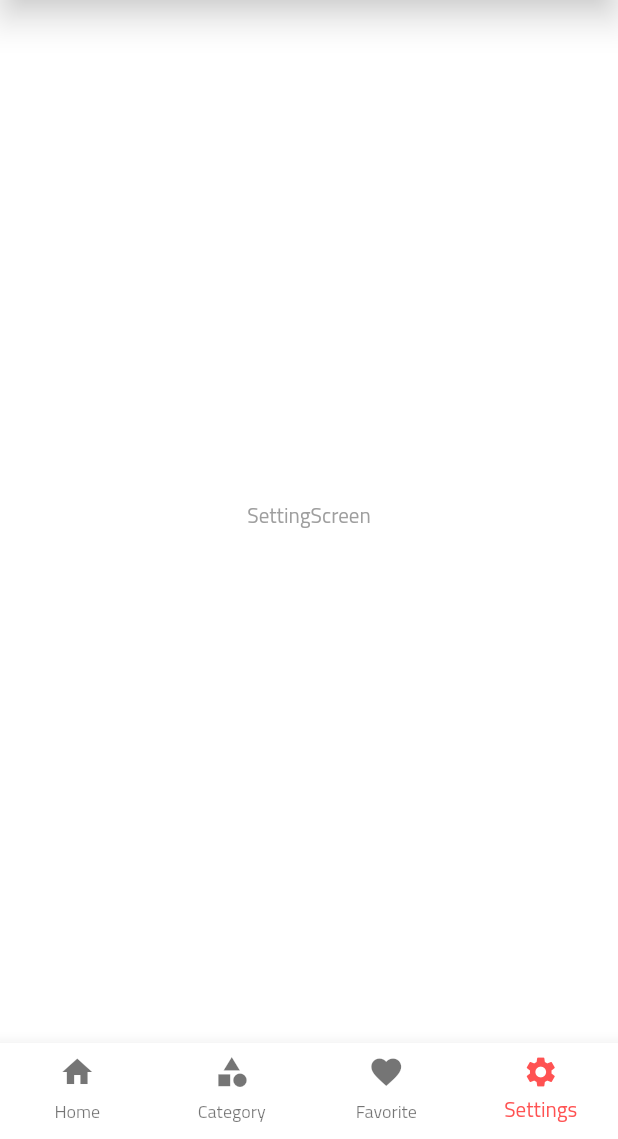
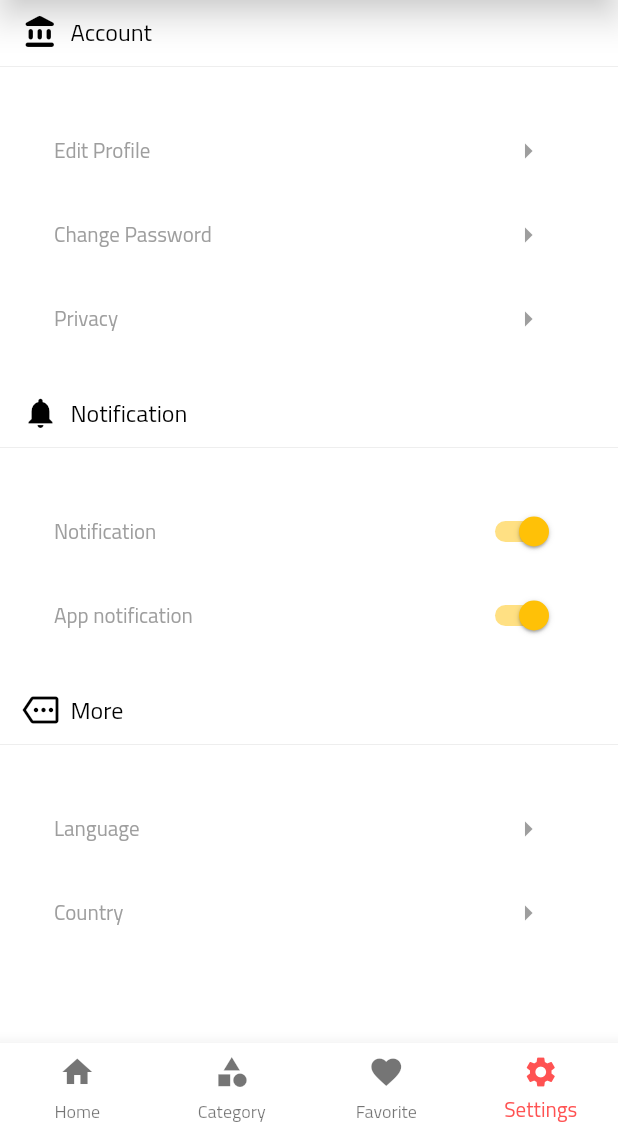
Before and after one commit to AbdelrhamanTareq/shop_app__bloc, a Flutter app: the HomeScreen screen opened directly, item 4 of the bottom bar chosen, on a phone screen of 412 x 824 dp, the part 97-1236 px from its top. Run offline on Flutter 3.47's test engine with Material 2 defaults, Android fonts, the phone set to English and light mode, and no system bars; our stand-ins replace bloc, carousel_slider, dio, flutter_bloc, flutter_easyloading, fluttertoast and 2 more; accounts and stored records are empty; network calls fail.

Commit message:
finish update profile screens

```diff
--- a/lib/bloc/states/auth_state.dart
+++ b/lib/bloc/states/auth_state.dart
@@ -1,3 +1,5 @@
+import 'package:shop_app_bloc/models/profile_model.dart';
+
 import '/models/login_model.dart';
 
 abstract class AppAuthState {}
@@ -31,3 +33,42 @@ class AppRegisterErrorState extends AppAuthState {
 
   AppRegisterErrorState(this.error);
 }
+
+class GetProfileLoadingState extends AppAuthState {}
+
+class GetProfileSuccuessState extends AppAuthState {
+  final ProfileModel profielModel;
+  GetProfileSuccuessState(this.profielModel);
+}
+
+class GetProfileErrorState extends AppAuthState {
+  final String error;
+
+  GetProfileErrorState(this.error);
+}
+
+class EditProfileLoadingState extends AppAuthState {}
+
+class EditProfileSuccuessState extends AppAuthState {
+  final EditProfileModel editProfielModel;
+  EditProfileSuccuessState(this.editProfielModel);
+}
+
+class EditProfileErrorState extends AppAuthState {
+  final String error;
+
+  EditProfileErrorState(this.error);
+}
+
+class ChangePasswordLoadingState extends AppAuthState {}
+
+class ChangePasswordSuccuessState extends AppAuthState {
+  final Map<String, dynamic> data;
+  ChangePasswordSuccuessState(this.data);
+}
+
+class ChangePasswordErrorState extends AppAuthState {
+  final String error;
+
+  ChangePasswordErrorState(this.error);
+}
--- a/lib/main.dart
+++ b/lib/main.dart
@@ -2,6 +2,7 @@ import 'package:flutter/material.dart';
 
 import 'package:flutter_bloc/flutter_bloc.dart';
 import 'package:flutter_easyloading/flutter_easyloading.dart';
+import 'package:shop_app_bloc/bloc/cuibts/auth_cuibt.dart';
 import 'package:shop_app_bloc/bloc/cuibts/category_cuibt.dart';
 import 'package:shop_app_bloc/shared/bloc_observer.dart';
 
@@ -42,6 +43,10 @@ class MyApp extends StatelessWidget {
             ..getFavoriteData(),
           lazy: false,
         ),
+        BlocProvider(
+          create: (BuildContext context) => AuthCuibt()..getProfileData(),
+          lazy: false,
+        ),
         // BlocProvider(
         //   create: (context) => CategoryCubit()..getCategoryData(),
         //   lazy: false,
--- a/lib/screens/register_screen.dart
+++ b/lib/screens/register_screen.dart
@@ -131,7 +131,7 @@ class RegisterScreen extends StatelessWidget {
                               obscureText: !AuthCuibt.get(context).isVisible,
                               validatorFunction: (String? val) {
                                 if (val != _passController.text) {
-                                  return 'Password doesnot matchd';
+                                  return 'Password doesnot matched';
                                 }
                                 return null;
                               }),
--- a/lib/screens/setting_screen.dart
+++ b/lib/screens/setting_screen.dart
@@ -1,10 +1,142 @@
 import 'package:flutter/material.dart';
+import 'package:shop_app_bloc/screens/change_password_screen.dart';
+import 'package:shop_app_bloc/screens/edit_profile_screen.dart';
+import 'package:shop_app_bloc/shared/component.dart';
 
 class SettingScreen extends StatelessWidget {
   @override
   Widget build(BuildContext context) {
-    return Center(
-      child: Text('SettingScreen'),
+    return SingleChildScrollView(
+      child: Column(
+        children: [
+          SizedBox(height: 15),
+          buildHeading('Account', context, Icons.account_balance_rounded),
+          buildDivider(),
+          Padding(
+            padding: const EdgeInsets.all(20.0),
+            child: Container(
+              // color: Theme.of(context).canvasColor,
+              child: Column(
+                children: [
+                  buildIconListTile(context, 'Edit Profile', () {
+                    navTo(context, EditProfileScreen());
+                  }),
+                  buildIconListTile(
+                    context,
+                    'Change Password',
+                    () {
+                      navTo(context, ChangePasswordScreen());
+                    },
+                  ),
+                  buildIconListTile(context, 'Privacy', () {}),
+                ],
+              ),
+            ),
+          ),
+          buildHeading('Notification', context, Icons.notifications),
+          buildDivider(),
+          Padding(
+            padding: const EdgeInsets.all(20.0),
+            child: Container(
+              color: Theme.of(context).canvasColor,
+              child: Column(
+                children: [
+                  buildSwitchListTile(
+                    context,
+                    'Notification',
+                  ),
+                  buildSwitchListTile(
+                    context,
+                    'App notification',
+                  ),
+                ],
+              ),
+            ),
+          ),
+          buildHeading('More', context, Icons.more_outlined),
+          buildDivider(),
+          Padding(
+            padding: const EdgeInsets.all(20.0),
+            child: Container(
+              color: Theme.of(context).canvasColor,
+              child: Column(
+                children: [
+                  buildIconListTile(context, 'Language', () {}),
+                  buildIconListTile(context, 'Country', () {}),
+                ],
+              ),
+            ),
+          ),
+          // Expanded(
+          //   child: Align(
+          //     alignment: Alignment.bottomCenter,
+          //     child: buildHeading('LOGOUT', context, Icons.logout),
+          //   ),
+          // ),
+        ],
+      ),
+    );
+  }
+
+  Divider buildDivider() {
+    return Divider(
+      color: Colors.grey[200],
     );
   }
 }
+
+ListTile buildIconListTile(
+    BuildContext context, String text, Function function) {
+  return ListTile(
+    leading: Text(text,
+        style: TextStyle(
+          color: Colors.grey,
+        )),
+    trailing: IconButton(
+      onPressed: () {
+        function();
+      },
+      icon: Icon(
+        Icons.arrow_right,
+        color: Theme.of(context).iconTheme.copyWith(color: Colors.grey).color,
+      ),
+    ),
+  );
+}
+
+Padding buildHeading(String text, context, IconData icon) {
+  return Padding(
+    padding: const EdgeInsets.only(left: 15.0),
+    child: Row(children: [
+      Icon(
+        icon,
+        color: Colors.black,
+      ),
+      SizedBox(width: 8),
+      Container(
+        child: Text(
+          text,
+          style: TextStyle(
+            color: Colors.black,
+            fontSize: 16,
+          ),
+          textAlign: TextAlign.start,
+        ),
+        // width: double.infinity,
+      ),
+    ]),
+  );
+}
+
+ListTile buildSwitchListTile(BuildContext context, String text) {
+  return ListTile(
+    leading: Text(
+      text,
+      style: TextStyle(color: Colors.grey),
+    ),
+    trailing: Switch(
+        value: true,
+        // CacheHelper.getMode('mode'),
+        onChanged: (state) {}),
+  );
+}
--- a/lib/shared/component.dart
+++ b/lib/shared/component.dart
@@ -59,3 +59,7 @@ void configLoading() {
     ..dismissOnTap = false;
   // ..customAnimation = CustomAnimation();
 }
+
+Center buildProgressIndicator() => Center(
+      child: CircularProgressIndicator(),
+    );
--- a/lib/shared/theme.dart
+++ b/lib/shared/theme.dart
@@ -3,7 +3,7 @@ import 'package:flutter/material.dart';
 final lightTheme = ThemeData(
   primaryColor: Colors.redAccent,
   primarySwatch: Colors.red,
-  accentColor: Colors.blueAccent,
+  accentColor: Colors.amber,
   brightness: Brightness.light,
   canvasColor: Colors.white,
   fontFamily: 'Cairo',
```
Also changed, not shown: lib/bloc/cuibts/auth_cuibt.dart (+49 -0 lines), lib/helpers/dio_helper.dart (+9 -47 lines), lib/models/profile_model.dart (added, +93 -0 lines), lib/screens/change_password_screen.dart (added, +145 -0 lines), lib/screens/edit_profile_screen.dart (added, +201 -0 lines).
